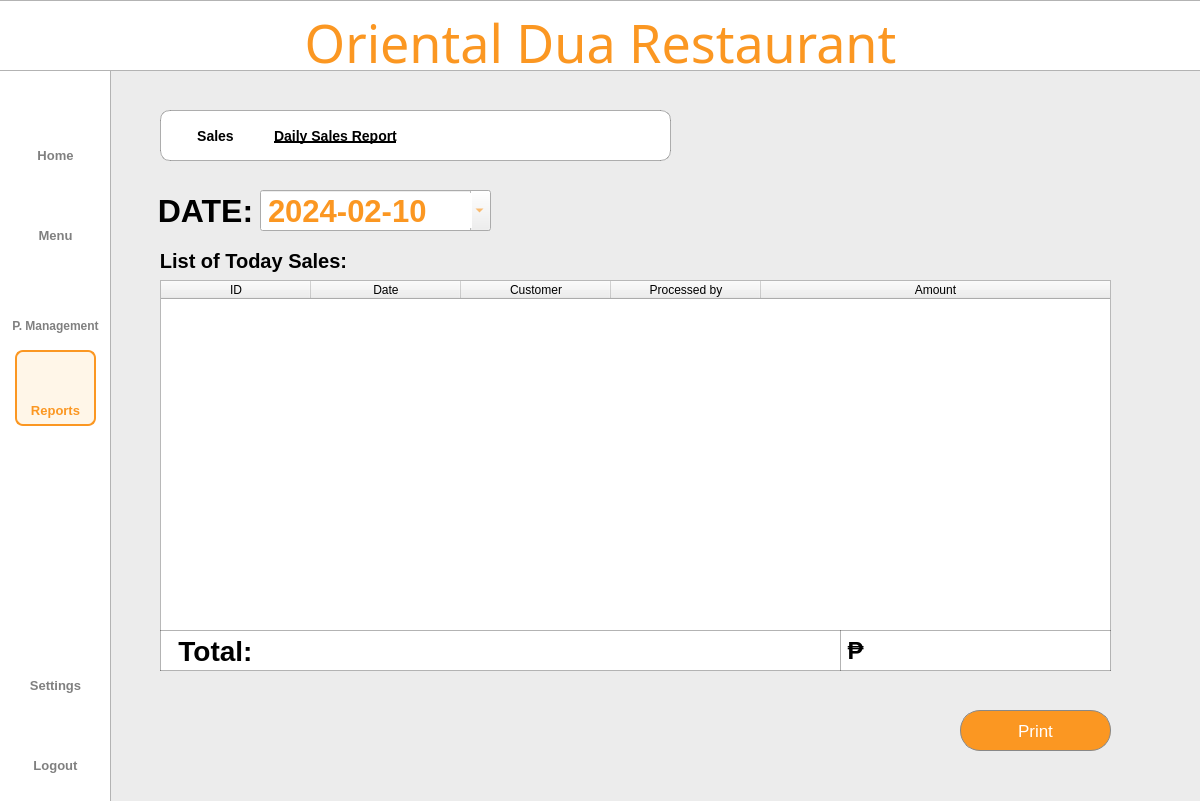
This is Project SE/ui/reportscreen2.ui in Patatims/CCSFEN2_Project as Qt 5 draws it before an edit. The edited form follows.
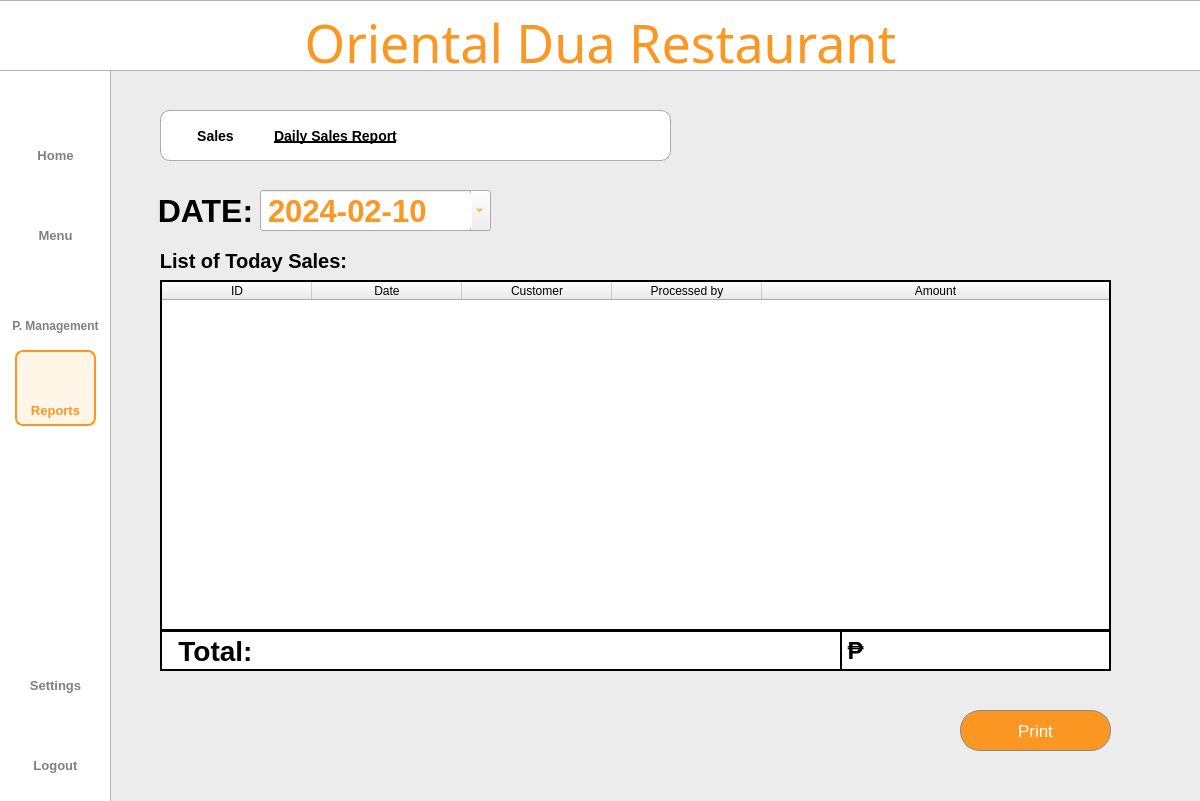
This is the edited form. Icons and pictures are not drawn.

```diff
--- a/Project SE/ui/reportscreen2.ui
+++ b/Project SE/ui/reportscreen2.ui
@@ -611,6 +611,12 @@
       <height>351</height>
      </rect>
     </property>
+    <property name="frameShape">
+     <enum>QFrame::WinPanel</enum>
+    </property>
+    <property name="frameShadow">
+     <enum>QFrame::Plain</enum>
+    </property>
     <property name="alternatingRowColors">
      <bool>true</bool>
     </property>
@@ -730,7 +736,10 @@
     </property>
     <property name="styleSheet">
      <string notr="true">background-color: rgb(255, 255, 255);
-border: 1px solid rgba(0, 0, 0, 0.3);  </string>
+border: 2px solid rgba(0, 0, 0, 1);  </string>
+    </property>
+    <property name="frameShape">
+     <enum>QFrame::WinPanel</enum>
     </property>
     <property name="text">
      <string/>
@@ -747,7 +756,7 @@
     </property>
     <property name="styleSheet">
      <string notr="true">background-color: rgb(255, 255, 255);
-border: 1px solid rgba(0, 0, 0, 0.3);  </string>
+border: 2px solid rgba(0, 0, 0, 1);  </string>
     </property>
     <property name="text">
      <string/>
```
